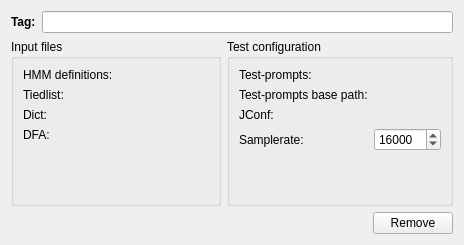
Qt form sam/src/testconfiguration.ui (KDE/simon) before a commit.
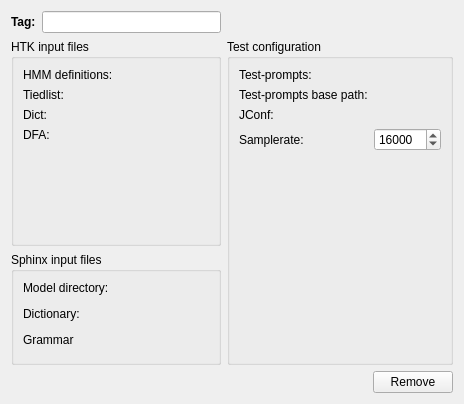
The same form after that commit. Custom widgets are drawn as their Qt base class.

Commit message: add sphinx specific options to testconfigurationwidget

What changed in the file:
```diff
--- a/sam/src/testconfiguration.ui
+++ b/sam/src/testconfiguration.ui
@@ -7,42 +7,17 @@
     <x>0</x>
     <y>0</y>
     <width>464</width>
-    <height>245</height>
+    <height>404</height>
    </rect>
   </property>
   <property name="windowTitle">
    <string/>
   </property>
-  <layout class="QVBoxLayout" name="verticalLayout">
-   <item>
-    <layout class="QHBoxLayout" name="horizontalLayout_2">
-     <item>
-      <widget class="QLabel" name="label">
-       <property name="font">
-        <font>
-         <weight>75</weight>
-         <bold>true</bold>
-        </font>
-       </property>
-       <property name="text">
-        <string>Tag:</string>
-       </property>
-       <property name="buddy">
-        <cstring>leTag</cstring>
-       </property>
-      </widget>
-     </item>
-     <item>
-      <widget class="KLineEdit" name="leTag"/>
-     </item>
-    </layout>
-   </item>
-   <item>
-    <layout class="QHBoxLayout" name="horizontalLayout">
-     <item>
+  <layout class="QGridLayout" name="gridLayout">
+   <item row="1" column="0">
       <widget class="QGroupBox" name="groupBox_6">
        <property name="title">
-        <string>Input files</string>
+      <string>HTK input files</string>
        </property>
        <property name="flat">
         <bool>true</bool>
@@ -103,7 +78,7 @@
         <item row="3" column="1">
          <widget class="KUrlRequester" name="urDFA"/>
         </item>
-        <item row="4" column="1">
+      <item row="6" column="1">
          <spacer name="verticalSpacer_3">
           <property name="orientation">
            <enum>Qt::Vertical</enum>
@@ -119,7 +94,108 @@
        </layout>
       </widget>
      </item>
+   <item row="0" column="0">
+    <layout class="QHBoxLayout" name="horizontalLayout_2">
      <item>
+      <widget class="QLabel" name="label">
+       <property name="font">
+        <font>
+         <weight>75</weight>
+         <bold>true</bold>
+        </font>
+       </property>
+       <property name="text">
+        <string>Tag:</string>
+       </property>
+       <property name="buddy">
+        <cstring>leTag</cstring>
+       </property>
+      </widget>
+     </item>
+     <item>
+      <widget class="KLineEdit" name="leTag"/>
+     </item>
+    </layout>
+   </item>
+   <item row="4" column="0" colspan="2">
+    <layout class="QHBoxLayout" name="horizontalLayout_3">
+     <item>
+      <spacer name="horizontalSpacer">
+       <property name="orientation">
+        <enum>Qt::Horizontal</enum>
+       </property>
+       <property name="sizeHint" stdset="0">
+        <size>
+         <width>40</width>
+         <height>20</height>
+        </size>
+       </property>
+      </spacer>
+     </item>
+     <item>
+      <widget class="KPushButton" name="pbRemove">
+       <property name="text">
+        <string>Remove</string>
+       </property>
+      </widget>
+     </item>
+    </layout>
+   </item>
+   <item row="2" column="0">
+    <widget class="QGroupBox" name="groupBox">
+     <property name="title">
+      <string>Sphinx input files</string>
+     </property>
+     <property name="flat">
+      <bool>true</bool>
+     </property>
+     <layout class="QFormLayout" name="formLayout">
+      <property name="fieldGrowthPolicy">
+       <enum>QFormLayout::ExpandingFieldsGrow</enum>
+      </property>
+      <item row="2" column="0" colspan="2">
+       <widget class="QLabel" name="lbSphinxDict">
+        <property name="text">
+         <string>Dictionary:</string>
+        </property>
+        <property name="buddy">
+         <cstring>urTiedlist</cstring>
+        </property>
+       </widget>
+      </item>
+      <item row="3" column="0" colspan="2">
+       <widget class="KUrlRequester" name="urSphinxDict"/>
+      </item>
+      <item row="6" column="0">
+       <widget class="QLabel" name="lbSphinxGrammar">
+        <property name="text">
+         <string>Grammar</string>
+        </property>
+        <property name="buddy">
+         <cstring>urTiedlist</cstring>
+        </property>
+       </widget>
+      </item>
+      <item row="7" column="0" colspan="2">
+       <widget class="KUrlRequester" name="urSphinxGrammar"/>
+      </item>
+      <item row="1" column="0" colspan="2">
+       <widget class="KUrlRequester" name="urModelDir"/>
+      </item>
+      <item row="0" column="0" colspan="2">
+       <widget class="QLabel" name="lbModelDir">
+        <property name="text">
+         <string>Model directory:</string>
+        </property>
+        <property name="buddy">
+         <cstring>urTiedlist</cstring>
+        </property>
+       </widget>
+      </item>
+     </layout>
+    </widget>
+   </item>
+   <item row="1" column="1" rowspan="2">
       <widget class="QGroupBox" name="groupBox_5">
        <property name="title">
         <string comment="Test the model">Test configuration</string>
@@ -195,32 +271,6 @@
         </item>
        </layout>
       </widget>
-     </item>
-    </layout>
-   </item>
-   <item>
-    <layout class="QHBoxLayout" name="horizontalLayout_3">
-     <item>
-      <spacer name="horizontalSpacer">
-       <property name="orientation">
-        <enum>Qt::Horizontal</enum>
-       </property>
-       <property name="sizeHint" stdset="0">
-        <size>
-         <width>40</width>
-         <height>20</height>
-        </size>
-       </property>
-      </spacer>
-     </item>
-     <item>
-      <widget class="KPushButton" name="pbRemove">
-       <property name="text">
-        <string>Remove</string>
-       </property>
-      </widget>
-     </item>
-    </layout>
    </item>
   </layout>
  </widget>
```
Left out of the diff: 20 changed lines with no effect on the pictures. Lines whose indentation alone changed are shown as unchanged. The commit also changes 3 other files.
